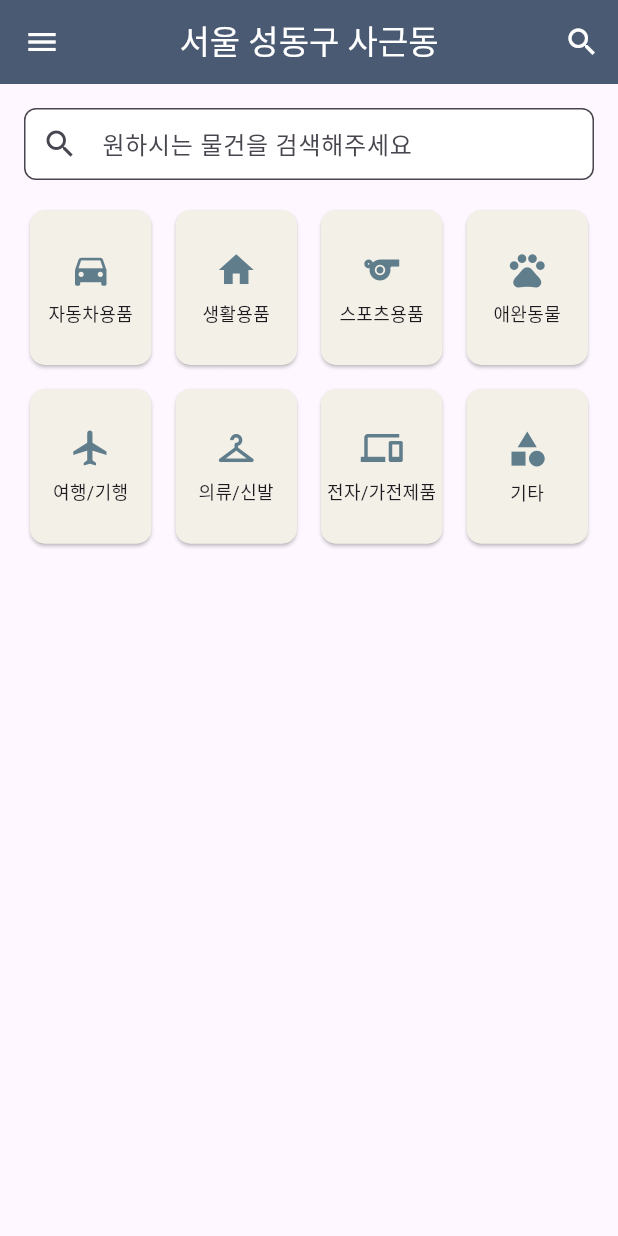
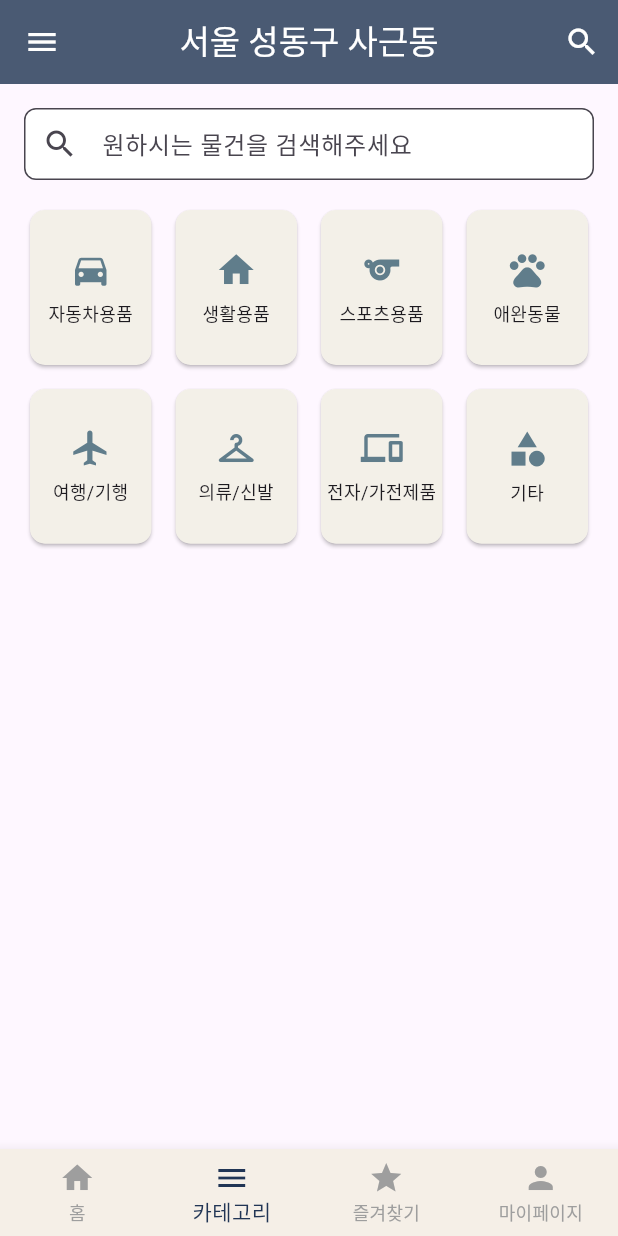
Before and after one commit to DECODINGBOT/2025_ESC, a Flutter app: the screen it shows after launch, on a phone screen of 412 x 824 dp. Run offline on Flutter 3.47's test engine with Material 3 defaults, Android fonts, the phone set to English and light mode, and no system bars; our stand-ins replace firebase_auth, firebase_core, flutter_svg; accounts and stored records are empty; Roboto replaces fonts that are missing (NanumSquareRound).

Commit message:
작업 내용 저장

```diff
--- a/lib/main.dart
+++ b/lib/main.dart
@@ -2,14 +2,26 @@ import 'package:firebase_core/firebase_core.dart';
 import 'package:flutter/material.dart';
 import 'package:provider/provider.dart';
 import 'package:sharing_items/screens/category_screen.dart';
+import 'package:sharing_items/screens/favorites_screen.dart';
+import 'package:sharing_items/screens/write_screen.dart';
 import 'package:sharing_items/src/service/auth_service.dart';
 import 'package:sharing_items/src/service/theme_service.dart';
 
 import 'package:sharing_items/screens/login_screen.dart';
 import 'package:sharing_items/screens/home_screen.dart';
+import 'package:sharing_items/screens/mypage_screen.dart';
 
 void main() {
-  runApp(const MyApp());
+  runApp(
+    MultiProvider(
+      providers: [
+        ChangeNotifierProvider(create: (_) => FavoritesProvider()), // ★ 추가
+        ChangeNotifierProvider(create: (_) => AuthService()),
+        ChangeNotifierProvider(create: (_) => ThemeService()),
+      ],
+      child: const MyApp(),
+    ),
+  );
 }
 
 class MyApp extends StatelessWidget {
@@ -21,6 +33,15 @@ class MyApp extends StatelessWidget {
       theme: ThemeData(fontFamily: 'NanumSquareRound'),
       home: CategoryScreen(),
       debugShowCheckedModeBanner: false,
+
+      routes: {
+        '/login': (_) => LoginPage(),
+        '/home': (_) => HomePage(),
+        '/category': (_) => CategoryScreen(),
+        '/favorites': (_) => FavoritesPage(),
+        '/mypage': (_) => MyPageScreen(),
+        '/write': (_) => WriteScreen(),
+      },
     );
   }
 }
--- a/lib/screens/category_screen.dart
+++ b/lib/screens/category_screen.dart
@@ -1,5 +1,6 @@
 import 'package:flutter/material.dart';
 import 'package:flutter/widgets.dart';
+import 'package:sharing_items/screens/home_screen.dart';
 
 class CategoryScreen extends StatefulWidget {
   const CategoryScreen({super.key});
@@ -47,7 +48,10 @@ class _CategoryScreenState extends State<CategoryScreen> {
                 prefixIcon: const Icon(Icons.search),
                 filled: true,
                 fillColor: Colors.white,
-                contentPadding: const EdgeInsets.symmetric(vertical: 0, horizontal: 16),
+                contentPadding: const EdgeInsets.symmetric(
+                  vertical: 0,
+                  horizontal: 16,
+                ),
                 border: OutlineInputBorder(
                   borderRadius: BorderRadius.circular(8),
                   borderSide: BorderSide(color: Colors.grey.shade300),
@@ -71,7 +75,8 @@ class _CategoryScreenState extends State<CategoryScreen> {
                 return Card(
                   color: const Color(0xFFF3F0E8),
                   shape: RoundedRectangleBorder(
-                      borderRadius: BorderRadius.circular(10)),
+                    borderRadius: BorderRadius.circular(10),
+                  ),
                   child: InkWell(
                     onTap: () {
                       // 카테고리 클릭 이벤트
@@ -79,11 +84,17 @@ class _CategoryScreenState extends State<CategoryScreen> {
                     child: Column(
                       mainAxisAlignment: MainAxisAlignment.center,
                       children: [
-                        Icon(category['icon'], size: 28, color: Colors.blueGrey),
+                        Icon(
+                          category['icon'],
+                          size: 28,
+                          color: Colors.blueGrey,
+                        ),
                         const SizedBox(height: 6),
-                        Text(category['label'],
-                            textAlign: TextAlign.center,
-                            style: const TextStyle(fontSize: 12)),
+                        Text(
+                          category['label'],
+                          textAlign: TextAlign.center,
+                          style: const TextStyle(fontSize: 12),
+                        ),
                       ],
                     ),
                   ),
@@ -91,11 +102,13 @@ class _CategoryScreenState extends State<CategoryScreen> {
               },
             ),
             const SizedBox(height: 24),
+
             // 물건 등록하기 버튼
-
           ],
         ),
       ),
+
+      bottomNavigationBar: CustomBottomNav(currentIndex: 1),
     );
   }
 }
```
